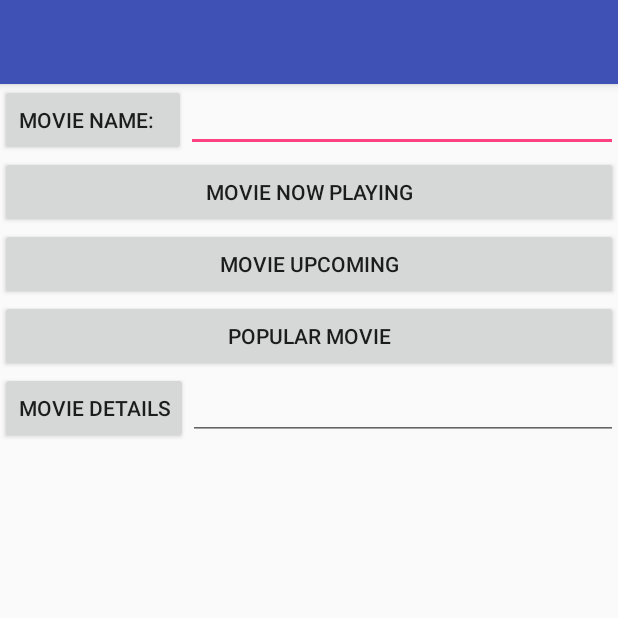
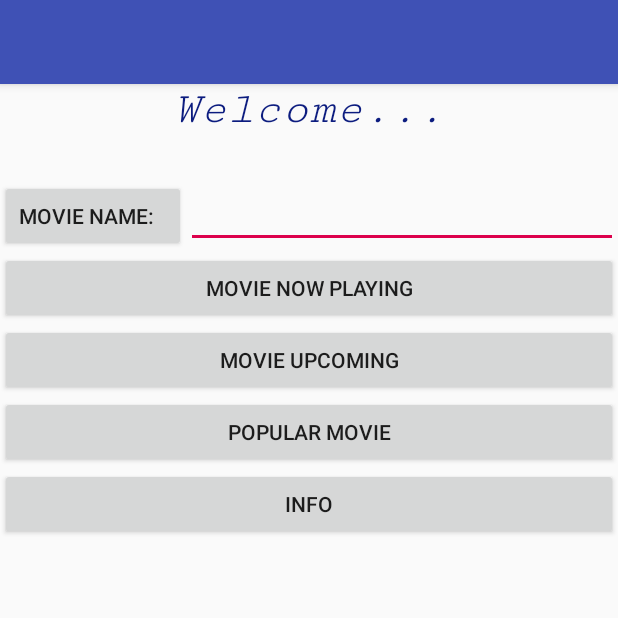
Before and after one commit to ginquelM-G/ISEL, an Android app: the screen it shows after launch (MainActivity), on a phone screen of 412 x 824 dp, the top half of it. Run offline under Robolectric (Android 15) with nearby library versions, the phone set to English and light mode, and no system bars; our stand-ins replace Volley.

Commit message:
Added bottom info and launch ResultsOfMovieDetails after clicking a movie from the list of popular movie.

```diff
--- a/TMDb/app/src/main/AndroidManifest.xml
+++ b/TMDb/app/src/main/AndroidManifest.xml
@@ -22,6 +22,7 @@
 
         <activity android:name=".view.ResultsActivity"></activity>
         <activity android:name=".view.ResultsOfMovieDetails"></activity>
+        <activity android:name=".view.InfoActivity"></activity>
     </application>
 
 </manifest>
--- a/TMDb/app/src/main/java/pt/isel/pdm/tmdb/domain/Movie.kt
+++ b/TMDb/app/src/main/java/pt/isel/pdm/tmdb/domain/entities/Movie.kt
@@ -1,4 +1,4 @@
-package pt.isel.pdm.tmdb.domain
+package pt.isel.pdm.tmdb.domain.entities
 
 /**
  * Created by User01 on 22/10/2017.
--- a/TMDb/app/src/main/java/pt/isel/pdm/tmdb/view/MainActivity.kt
+++ b/TMDb/app/src/main/java/pt/isel/pdm/tmdb/view/MainActivity.kt
@@ -3,7 +3,6 @@ package pt.isel.pdm.tmdb.view
 import android.content.Intent
 import android.support.v7.app.AppCompatActivity
 import android.os.Bundle
-import android.util.Log
 import android.view.View
 import android.widget.*
 import com.android.volley.toolbox.Volley
@@ -29,19 +28,19 @@ class MainActivity : AppCompatActivity() {
     private val dbCLient = TheMovieDbClient()
     private var movieName1: String? = null
     private var edTxt_nomeDoFilme: EditText? = null
-    private var edTxt_idDoFilme: EditText? = null
+    //private var edTxt_idDoFilme: EditText? = null
 
     override fun onCreate(savedInstanceState: Bundle?) {
         super.onCreate(savedInstanceState)
         setContentView(R.layout.activity_main_1)
 
         edTxt_nomeDoFilme = findViewById(R.id.nomeDoFilme) as EditText
-        edTxt_idDoFilme = findViewById(R.id.idDoFilme) as EditText
+        //edTxt_idDoFilme = findViewById(R.id.idDoFilme) as EditText
         val bt_searchMovieByName = findViewById(R.id.bt_searchMovieByName) as Button
         val bt_movieNowPlaying = findViewById(R.id.bt_movieNowPlaying) as Button
         val bt_movieUpcoming = findViewById(R.id.bt_movieUpcoming) as Button
         val bt_moviePopular = findViewById(R.id.bt_moviePopular) as Button
-        val bt_movieDetails = findViewById(R.id.bt_movieDetails) as Button
+        val bt_info = findViewById(R.id.bt_info) as Button
 
 
       /*
@@ -51,7 +50,8 @@ class MainActivity : AppCompatActivity() {
         bt_movieNowPlaying.setOnClickListener(getOnClickListenerToMovieNP())
         bt_movieUpcoming.setOnClickListener(getOnClickListenerToUpCommingMovie())
         bt_moviePopular.setOnClickListener(getOnClickListenerToPopularM())
-        bt_movieDetails.setOnClickListener(getOnClickListenerToDetailsM())
+        bt_info.setOnClickListener(getOnClickListenerToInfo())
+        //bt_movieDetails.setOnClickListener(getOnClickListenerToDetailsM())
 
     }
 
@@ -102,15 +102,19 @@ class MainActivity : AppCompatActivity() {
         }
     }
 
-    private fun getOnClickListenerToDetailsM():  View.OnClickListener {
+
+
+    private fun getOnClickListenerToInfo():  View.OnClickListener {
         return View.OnClickListener {
-            var intent = Intent(this, ResultsOfMovieDetails::class.java)
-            intent.putExtra("MOVIE_DETAILS", edTxt_idDoFilme?.text.toString().toInt())
+            var intent = Intent(this, InfoActivity::class.java)
+            //intent.putExtra("MOVIE_DETAILS", edTxt_idDoFilme?.text.toString().toInt())
 
             startActivity(intent)
-            edTxt_idDoFilme?.setText("")
+            //edTxt_idDoFilme?.setText("")
         }
     }
+
+
 
 
 
--- a/TMDb/app/src/main/res/layout/activity_main_1.xml
+++ b/TMDb/app/src/main/res/layout/activity_main_1.xml
@@ -6,6 +6,18 @@
     android:layout_height="match_parent"
     android:orientation="vertical"
     tools:context="pt.isel.pdm.tmdb.view.MainActivity">
+
+    <TextView
+        android:layout_width="match_parent"
+        android:layout_height="wrap_content"
+        android:fontFamily="serif-monospace"
+        android:text="Welcome..."
+        android:textAlignment="center"
+        android:textAllCaps="false"
+        android:textColor="@color/colorPrimaryDark"
+        android:textSize="30sp"
+        android:textStyle="italic"
+        android:paddingBottom="30sp"/>
 
 
     <RelativeLayout
@@ -64,11 +76,17 @@
             android:layout_height="wrap_content"
             android:text="Popular Movie" />
 
+        <Button
+            android:id="@+id/bt_info"
+            android:layout_width="match_parent"
+            android:layout_height="wrap_content"
+            android:text="Info" />
+
 
     </LinearLayout>
 
 
-    <RelativeLayout
+   <!-- <RelativeLayout
         android:layout_width="match_parent"
         android:layout_height="wrap_content"
         android:orientation="vertical">
@@ -93,7 +111,7 @@
             android:text="Movie Details" />
 
 
-    </RelativeLayout>
+    </RelativeLayout>-->
 
     <!--app:layout_constraintBottom_toBottomOf="parent"-->
     <!--app:layout_constraintLeft_toLeftOf="parent"-->
--- a/TMDb/app/src/main/res/values/colors.xml
+++ b/TMDb/app/src/main/res/values/colors.xml
@@ -1,6 +1,6 @@
 <?xml version="1.0" encoding="utf-8"?>
 <resources>
     <color name="colorPrimary">#3F51B5</color>
-    <color name="colorPrimaryDark">#303F9F</color>
-    <color name="colorAccent">#FF4081</color>
+    <color name="colorPrimaryDark">#0c1c7f</color>
+    <color name="colorAccent">#dc014c</color>
 </resources>
```
Also changed, not shown: TMDb/app/src/main/java/pt/isel/pdm/tmdb/data/TheMovieDbClient.kt (+40 -37 lines), TMDb/app/src/main/java/pt/isel/pdm/tmdb/data/dtos/DTO.kt (+9 -4 lines), TMDb/app/src/main/java/pt/isel/pdm/tmdb/view/InfoActivity.kt (added, +29 -0 lines), TMDb/app/src/main/java/pt/isel/pdm/tmdb/view/ResultsActivity.kt (+17 -2 lines), TMDb/app/src/main/res/layout/generic_results.xml (renamed from TMDb/app/src/main/res/layout/activity_main_results.xml).
